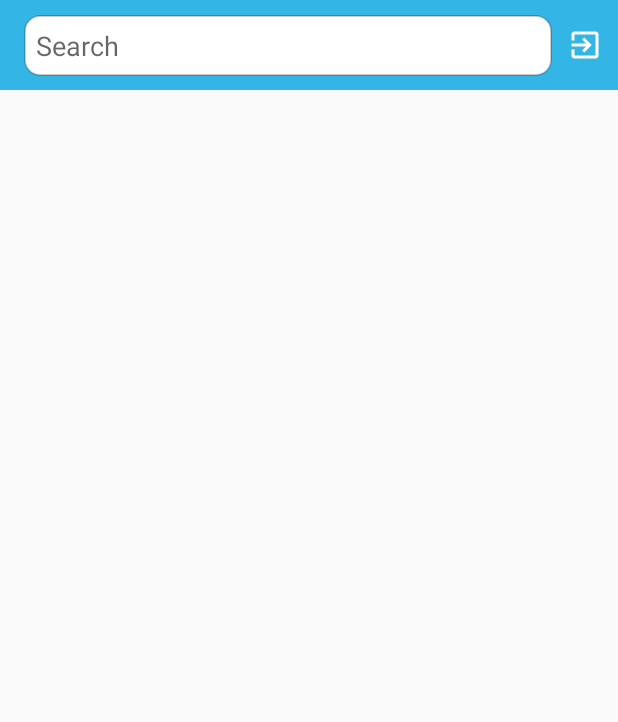
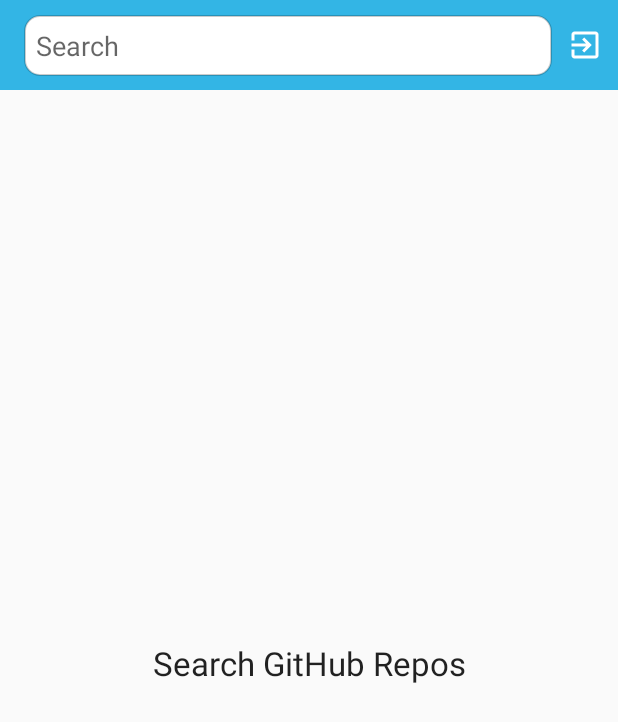
Before and after one commit to grahul2019/githubclient_assignment, an Android app: the HomeActivity screen opened directly, with no data from a screen before it, on a phone screen of 412 x 824 dp. Shown: the top 722 px of the screen. Run offline under Robolectric (Android 15) with nearby library versions, the phone set to English and light mode, and no system bars; pictures from the network do not load.

Commit message:
Added Placeholder

```diff
--- a/app/src/main/java/com/example/githubassignment/ui/home/activity/HomeActivity.kt
+++ b/app/src/main/java/com/example/githubassignment/ui/home/activity/HomeActivity.kt
@@ -28,6 +28,9 @@ class HomeActivity : BaseActivity<HomeViewModel,ActivityMainBinding>(HomeViewMod
     }
 
     override fun setupViews() {
+
+        getBinding()?.tvNoResults?.text = "Search GitHub Repos"
+        getBinding()?.tvNoResults?.show()
 
         fun setupRepoList() {
             getBinding()?.rvRepos?.apply {
@@ -83,13 +86,16 @@ class HomeActivity : BaseActivity<HomeViewModel,ActivityMainBinding>(HomeViewMod
 
             _searchTerm.observe(this@HomeActivity){
                 if (it.trim().isNotEmpty()){
+                    getBinding()?.tvNoResults?.remove()
                     getBinding()?.progressbar?.show()
                 }
             }
 
             repos.observe(this@HomeActivity) { repoList ->
                 getBinding()?.progressbar?.remove()
+                getBinding()?.tvNoResults?.text ="No Results found"
                 getBinding()?.tvNoResults?.isVisible = repoList.isNullOrEmpty()
+
                 repositoriesAdapter.submitList(repoList)
                 repositoriesAdapter.notifyDataSetChanged()
             }
--- a/app/src/main/res/layout/activity_main.xml
+++ b/app/src/main/res/layout/activity_main.xml
@@ -75,7 +75,7 @@
         android:id="@+id/tv_no_results"
         android:layout_width="wrap_content"
         android:layout_height="wrap_content"
-        android:text="No Results found"
+        android:text="Search Github Repos"
         android:textAppearance="@style/TextAppearance.AppCompat.Large"
         android:visibility="gone"
         tools:visibility="visible"
```
